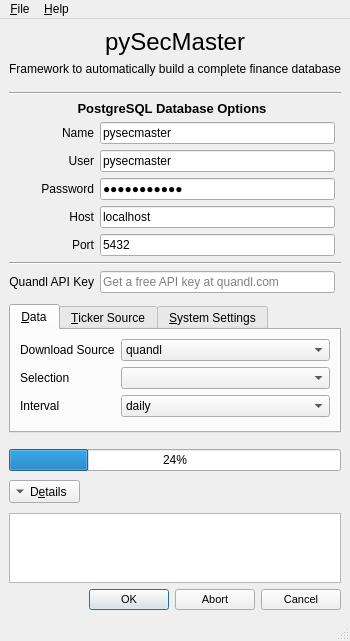
Above: pySecMaster/main_gui.ui from camisatx/pySecMaster before the change. Below: the same form after it.
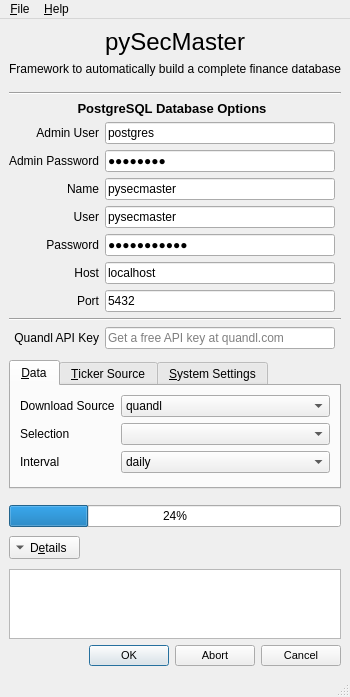
That is the form after the change. Icons and pictures are not drawn.

Commit message: Add admin user and password fields to the GUI so that the database will be able to be created by a separate user.

```diff
--- a/pySecMaster/main_gui.ui
+++ b/pySecMaster/main_gui.ui
@@ -7,7 +7,7 @@
     <x>0</x>
     <y>0</y>
     <width>337</width>
-    <height>638</height>
+    <height>690</height>
    </rect>
   </property>
   <property name="windowTitle">
@@ -25,7 +25,27 @@
   </property>
   <widget class="QWidget" name="centralwidget">
    <layout class="QGridLayout" name="gridLayout">
-    <item row="15" column="0" colspan="3">
+    <item row="5" column="0">
+     <widget class="QLabel" name="lbl_admin_user">
+      <property name="text">
+       <string>Admin User</string>
+      </property>
+      <property name="alignment">
+       <set>Qt::AlignRight|Qt::AlignTrailing|Qt::AlignVCenter</set>
+      </property>
+     </widget>
+    </item>
+    <item row="5" column="1">
+     <widget class="QLineEdit" name="lineedit_admin_user">
+      <property name="statusTip">
+       <string>Required admin user</string>
+      </property>
+      <property name="text">
+       <string>postgres</string>
+      </property>
+     </widget>
+    </item>
+    <item row="17" column="0" colspan="3">
      <widget class="QProgressBar" name="progressBar">
       <property name="toolTip">
        <string>Download progresss</string>
@@ -38,74 +58,21 @@
       </property>
      </widget>
     </item>
-    <item row="18" column="0" colspan="3">
-     <widget class="QDialogButtonBox" name="btnbox_action">
-      <property name="sizePolicy">
-       <sizepolicy hsizetype="Expanding" vsizetype="Fixed">
-        <horstretch>0</horstretch>
-        <verstretch>0</verstretch>
-       </sizepolicy>
+    <item row="16" column="0" colspan="3">
+     <spacer name="verticalSpacer_3">
+      <property name="orientation">
+       <enum>Qt::Vertical</enum>
       </property>
-      <property name="minimumSize">
+      <property name="sizeType">
+       <enum>QSizePolicy::Fixed</enum>
+      </property>
+      <property name="sizeHint" stdset="0">
        <size>
-        <width>0</width>
-        <height>0</height>
+        <width>20</width>
+        <height>10</height>
        </size>
       </property>
-      <property name="font">
-       <font>
-        <pointsize>8</pointsize>
-       </font>
-      </property>
-      <property name="toolTip">
-       <string/>
-      </property>
-      <property name="standardButtons">
-       <set>QDialogButtonBox::Abort|QDialogButtonBox::Cancel|QDialogButtonBox::Ok</set>
-      </property>
-     </widget>
-    </item>
-    <item row="16" column="0">
-     <widget class="QToolButton" name="toolbtn_details">
-      <property name="toolTip">
-       <string>View the code output</string>
-      </property>
-      <property name="statusTip">
-       <string>Monitor the download progress</string>
-      </property>
-      <property name="text">
-       <string>D&amp;etails</string>
-      </property>
-      <property name="toolButtonStyle">
-       <enum>Qt::ToolButtonTextBesideIcon</enum>
-      </property>
-      <property name="autoRaise">
-       <bool>false</bool>
-      </property>
-      <property name="arrowType">
-       <enum>Qt::DownArrow</enum>
-      </property>
-     </widget>
-    </item>
-    <item row="9" column="0">
-     <widget class="QLabel" name="lbl_port">
-      <property name="text">
-       <string>Port</string>
-      </property>
-      <property name="alignment">
-       <set>Qt::AlignRight|Qt::AlignTrailing|Qt::AlignVCenter</set>
-      </property>
-     </widget>
-    </item>
-    <item row="1" column="0" colspan="3">
-     <widget class="QLabel" name="lbl_subtitle">
-      <property name="text">
-       <string>Framework to automatically build a complete finance database</string>
-      </property>
-      <property name="alignment">
-       <set>Qt::AlignCenter</set>
-      </property>
-     </widget>
+     </spacer>
     </item>
     <item row="3" column="0" colspan="3">
      <widget class="Line" name="line">
@@ -120,23 +87,17 @@
       </property>
      </widget>
     </item>
-    <item row="14" column="0" colspan="3">
-     <spacer name="verticalSpacer_3">
-      <property name="orientation">
-       <enum>Qt::Vertical</enum>
+    <item row="1" column="0" colspan="3">
+     <widget class="QLabel" name="lbl_subtitle">
+      <property name="text">
+       <string>Framework to automatically build a complete finance database</string>
       </property>
-      <property name="sizeType">
-       <enum>QSizePolicy::Fixed</enum>
+      <property name="alignment">
+       <set>Qt::AlignCenter</set>
       </property>
-      <property name="sizeHint" stdset="0">
-       <size>
-        <width>20</width>
-        <height>10</height>
-       </size>
-      </property>
-     </spacer>
+     </widget>
     </item>
-    <item row="17" column="0" colspan="3">
+    <item row="19" column="0" colspan="3">
      <widget class="QTextBrowser" name="txtbrwsr_details">
       <property name="enabled">
        <bool>true</bool>
@@ -146,7 +107,7 @@
       </property>
      </widget>
     </item>
-    <item row="10" column="0" colspan="3">
+    <item row="12" column="0" colspan="3">
      <widget class="Line" name="line_2">
       <property name="orientation">
        <enum>Qt::Horizontal</enum>
@@ -169,8 +130,18 @@
       </property>
      </spacer>
     </item>
-    <item row="6" column="1">
-     <widget class="QLineEdit" name="lineedit_user">
+    <item row="11" column="0">
+     <widget class="QLabel" name="lbl_port">
+      <property name="text">
+       <string>Port</string>
+      </property>
+      <property name="alignment">
+       <set>Qt::AlignRight|Qt::AlignTrailing|Qt::AlignVCenter</set>
+      </property>
+     </widget>
+    </item>
+    <item row="18" column="0">
+     <widget class="QToolButton" name="toolbtn_details">
       <property name="toolTip">
        <string>Recommended to create a special PostgreSQL user for pySecMaster</string>
       </property>
@@ -178,37 +149,67 @@
        <string>Required database user</string>
       </property>
       <property name="text">
-       <string>pysecmaster</string>
+       <string>D&amp;etails</string>
+      </property>
+      <property name="toolButtonStyle">
+       <enum>Qt::ToolButtonTextBesideIcon</enum>
+      </property>
+      <property name="autoRaise">
+       <bool>false</bool>
+      </property>
+      <property name="arrowType">
+       <enum>Qt::DownArrow</enum>
+      </property>
+     </widget>
+    </item>
+    <item row="20" column="0" colspan="3">
+     <widget class="QDialogButtonBox" name="btnbox_action">
+      <property name="sizePolicy">
+       <sizepolicy hsizetype="Expanding" vsizetype="Fixed">
+        <horstretch>0</horstretch>
+        <verstretch>0</verstretch>
+       </sizepolicy>
+      </property>
+      <property name="minimumSize">
+       <size>
+        <width>0</width>
+        <height>0</height>
+       </size>
+      </property>
+      <property name="font">
+       <font>
+        <pointsize>8</pointsize>
+       </font>
+      </property>
+      <property name="toolTip">
+       <string/>
+      </property>
+      <property name="standardButtons">
+       <set>QDialogButtonBox::Abort|QDialogButtonBox::Cancel|QDialogButtonBox::Ok</set>
+      </property>
+     </widget>
+    </item>
+    <item row="13" column="0">
+     <widget class="QLabel" name="lbl_quandlkey">
+      <property name="text">
+       <string>Quandl API Key</string>
+      </property>
+      <property name="alignment">
+       <set>Qt::AlignRight|Qt::AlignTrailing|Qt::AlignVCenter</set>
       </property>
      </widget>
     </item>
     <item row="7" column="0">
-     <widget class="QLabel" name="lbl_password">
+     <widget class="QLabel" name="lbl_name">
       <property name="text">
-       <string>Password</string>
+       <string>Name</string>
       </property>
       <property name="alignment">
        <set>Qt::AlignRight|Qt::AlignTrailing|Qt::AlignVCenter</set>
       </property>
      </widget>
     </item>
-    <item row="12" column="0" colspan="3">
-     <spacer name="verticalSpacer_2">
-      <property name="orientation">
-       <enum>Qt::Vertical</enum>
-      </property>
-      <property name="sizeType">
-       <enum>QSizePolicy::Fixed</enum>
-      </property>
-      <property name="sizeHint" stdset="0">
-       <size>
-        <width>20</width>
-        <height>5</height>
-       </size>
-      </property>
-     </spacer>
-    </item>
-    <item row="16" column="1">
+    <item row="18" column="1">
      <spacer name="verticalSpacer">
       <property name="orientation">
        <enum>Qt::Vertical</enum>
@@ -224,6 +225,32 @@
       </property>
      </spacer>
     </item>
+    <item row="13" column="1">
+     <widget class="QLineEdit" name="lineedit_quandlkey">
+      <property name="toolTip">
+       <string>Quandl API key only required if downloading data or tickers from Quandl</string>
+      </property>
+      <property name="statusTip">
+       <string>Optional Quandl API key</string>
+      </property>
+      <property name="placeholderText">
+       <string>Get a free API key at quandl.com</string>
+      </property>
+     </widget>
+    </item>
+    <item row="7" column="1">
+     <widget class="QLineEdit" name="lineedit_name">
+      <property name="toolTip">
+       <string>Database name within the Postgre server</string>
+      </property>
+      <property name="statusTip">
+       <string>Required database name</string>
+      </property>
+      <property name="text">
+       <string>pysecmaster</string>
+      </property>
+     </widget>
+    </item>
     <item row="0" column="0" colspan="3">
      <widget class="QLabel" name="lbl_title">
       <property name="font">
@@ -239,39 +266,20 @@
       </property>
      </widget>
     </item>
-    <item row="9" column="1">
-     <widget class="QLineEdit" name="lineedit_port">
+    <item row="8" column="1">
+     <widget class="QLineEdit" name="lineedit_user">
       <property name="toolTip">
        <string>Port number used to access the database on the host</string>
       </property>
       <property name="statusTip">
-       <string>Required database port number</string>
-      </property>
-      <property name="text">
-       <string>5432</string>
-      </property>
-      <property name="placeholderText">
-       <string>C:\Users\###\Desktop\</string>
-      </property>
-     </widget>
-    </item>
-    <item row="7" column="1">
-     <widget class="QLineEdit" name="lineedit_password">
-      <property name="statusTip">
-       <string>Required database password for the specified user</string>
-      </property>
-      <property name="inputMethodHints">
-       <set>Qt::ImhNoAutoUppercase|Qt::ImhNoPredictiveText</set>
+       <string>Required database user</string>
       </property>
       <property name="text">
        <string>pysecmaster</string>
       </property>
-      <property name="echoMode">
-       <enum>QLineEdit::Password</enum>
-      </property>
      </widget>
     </item>
-    <item row="8" column="0">
+    <item row="10" column="0">
      <widget class="QLabel" name="lbl_host">
       <property name="text">
        <string>Host</string>
@@ -281,7 +289,7 @@
       </property>
      </widget>
     </item>
-    <item row="6" column="0">
+    <item row="8" column="0">
      <widget class="QLabel" name="lbl_user">
       <property name="text">
        <string>User</string>
@@ -309,30 +317,55 @@
       </property>
      </widget>
     </item>
-    <item row="11" column="0">
-     <widget class="QLabel" name="lbl_quandlkey">
-      <property name="text">
-       <string>Quandl API Key</string>
+    <item row="14" column="0" colspan="3">
+     <spacer name="verticalSpacer_2">
+      <property name="orientation">
+       <enum>Qt::Vertical</enum>
       </property>
-      <property name="alignment">
-       <set>Qt::AlignRight|Qt::AlignTrailing|Qt::AlignVCenter</set>
+      <property name="sizeType">
+       <enum>QSizePolicy::Fixed</enum>
       </property>
-     </widget>
+      <property name="sizeHint" stdset="0">
+       <size>
+        <width>20</width>
+        <height>5</height>
+       </size>
+      </property>
+     </spacer>
     </item>
     <item row="11" column="1">
-     <widget class="QLineEdit" name="lineedit_quandlkey">
+     <widget class="QLineEdit" name="lineedit_port">
       <property name="toolTip">
        <string>Quandl API key only required if downloading data or tickers from Quandl</string>
       </property>
       <property name="statusTip">
-       <string>Optional Quandl API key</string>
+       <string>Required database port number</string>
+      </property>
+      <property name="text">
+       <string>5432</string>
       </property>
       <property name="placeholderText">
-       <string>Get a free API key at quandl.com</string>
+       <string>C:\Users\###\Desktop\</string>
       </property>
      </widget>
     </item>
-    <item row="8" column="1">
+    <item row="9" column="1">
+     <widget class="QLineEdit" name="lineedit_password">
+      <property name="statusTip">
+       <string>Required database password for the specified user</string>
+      </property>
+      <property name="inputMethodHints">
+       <set>Qt::ImhHiddenText|Qt::ImhNoAutoUppercase|Qt::ImhNoPredictiveText</set>
+      </property>
+      <property name="text">
+       <string>pysecmaster</string>
+      </property>
+      <property name="echoMode">
+       <enum>QLineEdit::Password</enum>
+      </property>
+     </widget>
+    </item>
+    <item row="10" column="1">
      <widget class="QLineEdit" name="lineedit_host">
       <property name="toolTip">
        <string>Specify a local or remote host</string>
@@ -345,30 +378,17 @@
       </property>
      </widget>
     </item>
-    <item row="5" column="1">
-     <widget class="QLineEdit" name="lineedit_name">
-      <property name="toolTip">
-       <string>Database name within the Postgre server</string>
-      </property>
-      <property name="statusTip">
-       <string>Required database name</string>
-      </property>
+    <item row="9" column="0">
+     <widget class="QLabel" name="lbl_password">
       <property name="text">
-       <string>pysecmaster</string>
-      </property>
-     </widget>
-    </item>
-    <item row="5" column="0">
-     <widget class="QLabel" name="lbl_name">
-      <property name="text">
-       <string>Name</string>
+       <string>Password</string>
       </property>
       <property name="alignment">
        <set>Qt::AlignRight|Qt::AlignTrailing|Qt::AlignVCenter</set>
       </property>
      </widget>
     </item>
-    <item row="13" column="0" colspan="3">
+    <item row="15" column="0" colspan="3">
      <widget class="QTabWidget" name="tab_main">
       <property name="sizePolicy">
        <sizepolicy hsizetype="Expanding" vsizetype="Fixed">
@@ -646,6 +666,29 @@
       </widget>
      </widget>
     </item>
+    <item row="6" column="1">
+     <widget class="QLineEdit" name="lineedit_admin_password">
+      <property name="statusTip">
+       <string>Required database password for the admin user</string>
+      </property>
+      <property name="text">
+       <string>postgres</string>
+      </property>
+      <property name="echoMode">
+       <enum>QLineEdit::Password</enum>
+      </property>
+     </widget>
+    </item>
+    <item row="6" column="0">
+     <widget class="QLabel" name="lbl_admin_password">
+      <property name="text">
+       <string>Admin Password</string>
+      </property>
+      <property name="alignment">
+       <set>Qt::AlignRight|Qt::AlignTrailing|Qt::AlignVCenter</set>
+      </property>
+     </widget>
+    </item>
    </layout>
   </widget>
   <widget class="QMenuBar" name="menubar">
```
Left out of the diff: 8 changed lines with no effect on the pictures. The commit also changes 3 other files.
